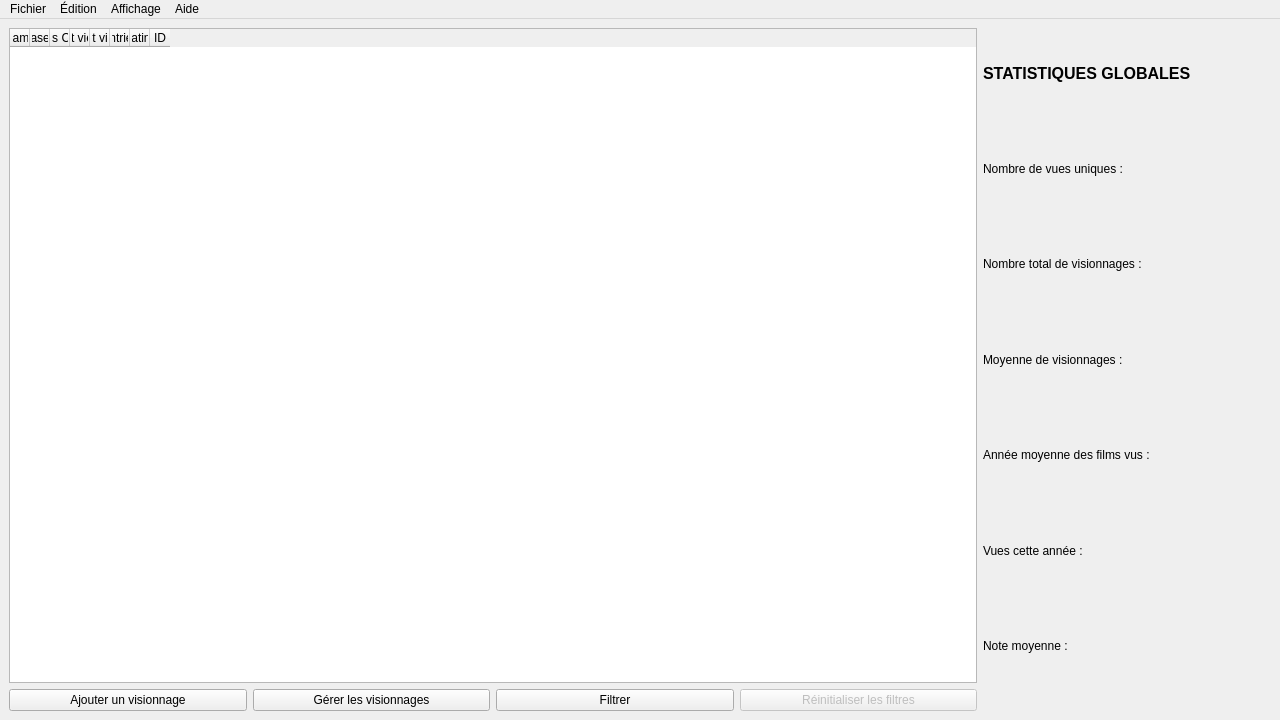
Qt form MainWindow.ui (AmbreM71/MovieManager) before a commit.
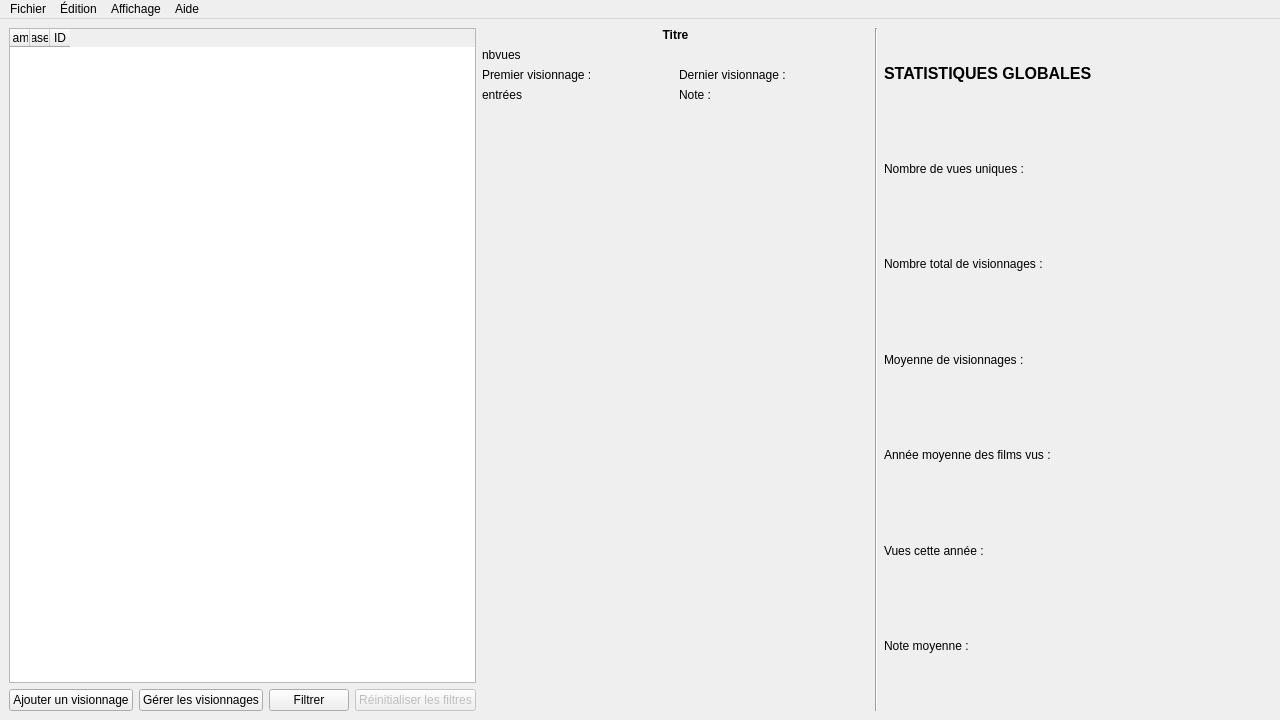
The same form after that commit.

What changed in the file:
```diff
--- a/MainWindow.ui
+++ b/MainWindow.ui
@@ -24,12 +24,110 @@
   </property>
   <widget class="QWidget" name="centralwidget">
    <layout class="QGridLayout" name="gridLayout">
+    <item row="0" column="3">
+     <layout class="QVBoxLayout" name="InfosLayout">
+      <item>
+       <layout class="QGridLayout" name="GeneralInfosLayout">
+        <item row="1" column="0">
+         <widget class="QLabel" name="TotalUniqueViewsLabel">
+          <property name="text">
+           <string>Nombre de vues uniques : </string>
+          </property>
+         </widget>
+        </item>
+        <item row="0" column="0">
+         <widget class="QLabel" name="GlobalStatsLabel">
+          <property name="font">
+           <font>
+            <pointsize>12</pointsize>
+            <bold>true</bold>
+           </font>
+          </property>
+          <property name="text">
+           <string>STATISTIQUES GLOBALES</string>
+          </property>
+          <property name="alignment">
+           <set>Qt::AlignLeading|Qt::AlignLeft|Qt::AlignVCenter</set>
+          </property>
+         </widget>
+        </item>
+        <item row="3" column="0">
+         <widget class="QLabel" name="AverageViewLabel">
+          <property name="text">
+           <string>Moyenne de visionnages : </string>
+          </property>
+         </widget>
+        </item>
+        <item row="6" column="0">
+         <widget class="QLabel" name="AverageRatingLabel">
+          <property name="text">
+           <string>Note moyenne : </string>
+          </property>
+         </widget>
+        </item>
+        <item row="2" column="0">
+         <widget class="QLabel" name="TotalViewLabel">
+          <property name="text">
+           <string>Nombre total de visionnages : </string>
+          </property>
+         </widget>
+        </item>
+        <item row="4" column="0">
+         <widget class="QLabel" name="AverageYearLabel">
+          <property name="text">
+           <string>Année moyenne des films vus : </string>
+          </property>
+         </widget>
+        </item>
+        <item row="5" column="0">
+         <widget class="QLabel" name="ViewThisYear">
+          <property name="text">
+           <string>Vues cette année : </string>
+          </property>
+         </widget>
+        </item>
+        <item row="7" column="0">
+         <spacer name="verticalSpacer">
+          <property name="orientation">
+           <enum>Qt::Vertical</enum>
+          </property>
+          <property name="sizeType">
+           <enum>QSizePolicy::Preferred</enum>
+          </property>
+          <property name="sizeHint" stdset="0">
+           <size>
+            <width>20</width>
+            <height>20</height>
+           </size>
+          </property>
+         </spacer>
+        </item>
+        <item row="4" column="1">
+         <spacer name="horizontalSpacer">
+          <property name="orientation">
+           <enum>Qt::Horizontal</enum>
+          </property>
+          <property name="sizeType">
+           <enum>QSizePolicy::Fixed</enum>
+          </property>
+          <property name="sizeHint" stdset="0">
+           <size>
+            <width>80</width>
+            <height>20</height>
+           </size>
+          </property>
+         </spacer>
+        </item>
+       </layout>
+      </item>
+     </layout>
+    </item>
     <item row="0" column="0">
      <layout class="QVBoxLayout" name="MoviesLayout">
       <item>
        <widget class="QTableWidget" name="MoviesListWidget">
         <property name="sizePolicy">
-         <sizepolicy hsizetype="Expanding" vsizetype="Preferred">
+         <sizepolicy hsizetype="Preferred" vsizetype="Preferred">
           <horstretch>0</horstretch>
           <verstretch>0</verstretch>
          </sizepolicy>
@@ -131,31 +229,6 @@
           <string>ReleaseYear</string>
          </property>
         </column>
-        <column>
-         <property name="text">
-          <string>Views Count</string>
-         </property>
-        </column>
-        <column>
-         <property name="text">
-          <string>1st view</string>
-         </property>
-        </column>
-        <column>
-         <property name="text">
-          <string>last view</string>
-         </property>
-        </column>
-        <column>
-         <property name="text">
-          <string>Entries</string>
-         </property>
-        </column>
-        <column>
-         <property name="text">
-          <string>Rating</string>
-         </property>
-        </column>
         <column>
          <property name="text">
           <string>ID</string>
@@ -211,103 +284,79 @@
      </layout>
     </item>
     <item row="0" column="1">
-     <layout class="QVBoxLayout" name="InfosLayout">
-      <item>
-       <layout class="QGridLayout" name="GeneralInfosLayout">
-        <item row="1" column="0">
-         <widget class="QLabel" name="TotalUniqueViewsLabel">
-          <property name="text">
-           <string>Nombre de vues uniques : </string>
-          </property>
-         </widget>
-        </item>
-        <item row="0" column="0">
-         <widget class="QLabel" name="GlobalStatsLabel">
-          <property name="font">
-           <font>
-            <pointsize>12</pointsize>
-            <bold>true</bold>
-           </font>
-          </property>
-          <property name="text">
-           <string>STATISTIQUES GLOBALES</string>
-          </property>
-          <property name="alignment">
-           <set>Qt::AlignLeading|Qt::AlignLeft|Qt::AlignVCenter</set>
-          </property>
-         </widget>
-        </item>
-        <item row="3" column="0">
-         <widget class="QLabel" name="AverageViewLabel">
-          <property name="text">
-           <string>Moyenne de visionnages : </string>
-          </property>
-         </widget>
-        </item>
-        <item row="6" column="0">
-         <widget class="QLabel" name="AverageRatingLabel">
-          <property name="text">
-           <string>Note moyenne : </string>
-          </property>
-         </widget>
-        </item>
-        <item row="2" column="0">
-         <widget class="QLabel" name="TotalViewLabel">
-          <property name="text">
-           <string>Nombre total de visionnages : </string>
-          </property>
-         </widget>
-        </item>
-        <item row="4" column="0">
-         <widget class="QLabel" name="AverageYearLabel">
-          <property name="text">
-           <string>Année moyenne des films vus : </string>
-          </property>
-         </widget>
-        </item>
-        <item row="5" column="0">
-         <widget class="QLabel" name="ViewThisYear">
-          <property name="text">
-           <string>Vues cette année : </string>
-          </property>
-         </widget>
-        </item>
-        <item row="7" column="0">
-         <spacer name="verticalSpacer">
-          <property name="orientation">
-           <enum>Qt::Vertical</enum>
-          </property>
-          <property name="sizeType">
-           <enum>QSizePolicy::Preferred</enum>
-          </property>
-          <property name="sizeHint" stdset="0">
-           <size>
-            <width>20</width>
-            <height>20</height>
-           </size>
-          </property>
-         </spacer>
-        </item>
-        <item row="4" column="1">
-         <spacer name="horizontalSpacer">
-          <property name="orientation">
-           <enum>Qt::Horizontal</enum>
-          </property>
-          <property name="sizeType">
-           <enum>QSizePolicy::Fixed</enum>
-          </property>
-          <property name="sizeHint" stdset="0">
-           <size>
-            <width>80</width>
-            <height>20</height>
-           </size>
-          </property>
-         </spacer>
-        </item>
-       </layout>
+     <layout class="QGridLayout" name="gridLayout_2">
+      <item row="2" column="0">
+       <widget class="QLabel" name="FirstViewLabel">
+        <property name="text">
+         <string>Premier visionnage : </string>
+        </property>
+       </widget>
+      </item>
+      <item row="6" column="0">
+       <spacer name="verticalSpacer_2">
+        <property name="orientation">
+         <enum>Qt::Vertical</enum>
+        </property>
+        <property name="sizeHint" stdset="0">
+         <size>
+          <width>20</width>
+          <height>40</height>
+         </size>
+        </property>
+       </spacer>
+      </item>
+      <item row="4" column="0">
+       <widget class="QLabel" name="EntriesLabel">
+        <property name="text">
+         <string>entrées</string>
+        </property>
+       </widget>
+      </item>
+      <item row="2" column="1">
+       <widget class="QLabel" name="LastViewLabel">
+        <property name="text">
+         <string>Dernier visionnage : </string>
+        </property>
+       </widget>
+      </item>
+      <item row="1" column="0" colspan="2">
+       <widget class="QLabel" name="viewsLabel">
+        <property name="text">
+         <string>nbvues</string>
+        </property>
+       </widget>
+      </item>
+      <item row="0" column="0" colspan="2">
+       <widget class="QLabel" name="MovieTitleLabel">
+        <property name="font">
+         <font>
+          <bold>true</bold>
+         </font>
+        </property>
+        <property name="text">
+         <string>Titre</string>
+        </property>
+        <property name="alignment">
+         <set>Qt::AlignCenter</set>
+        </property>
+       </widget>
+      </item>
+      <item row="4" column="1">
+       <widget class="QLabel" name="RatingLabel">
+        <property name="text">
+         <string>Note : </string>
+        </property>
+       </widget>
       </item>
      </layout>
     </item>
+    <item row="0" column="2">
+     <widget class="Line" name="line">
+      <property name="orientation">
+       <enum>Qt::Vertical</enum>
+      </property>
+     </widget>
+    </item>
    </layout>
   </widget>
   <widget class="QMenuBar" name="menubar">
```
